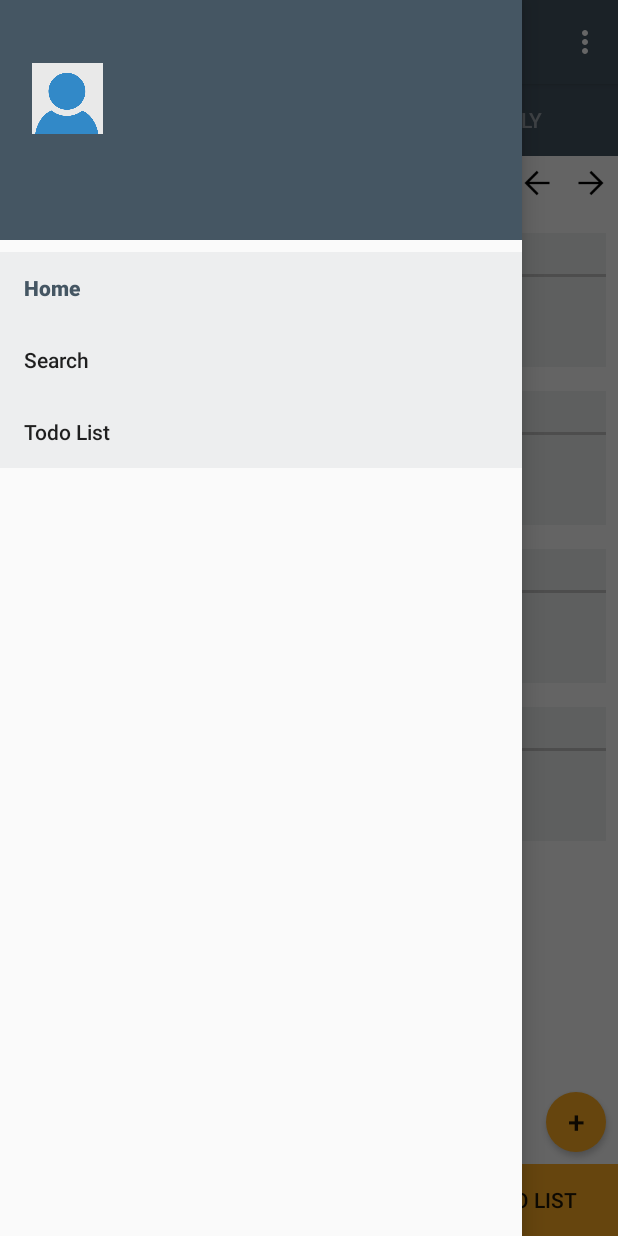
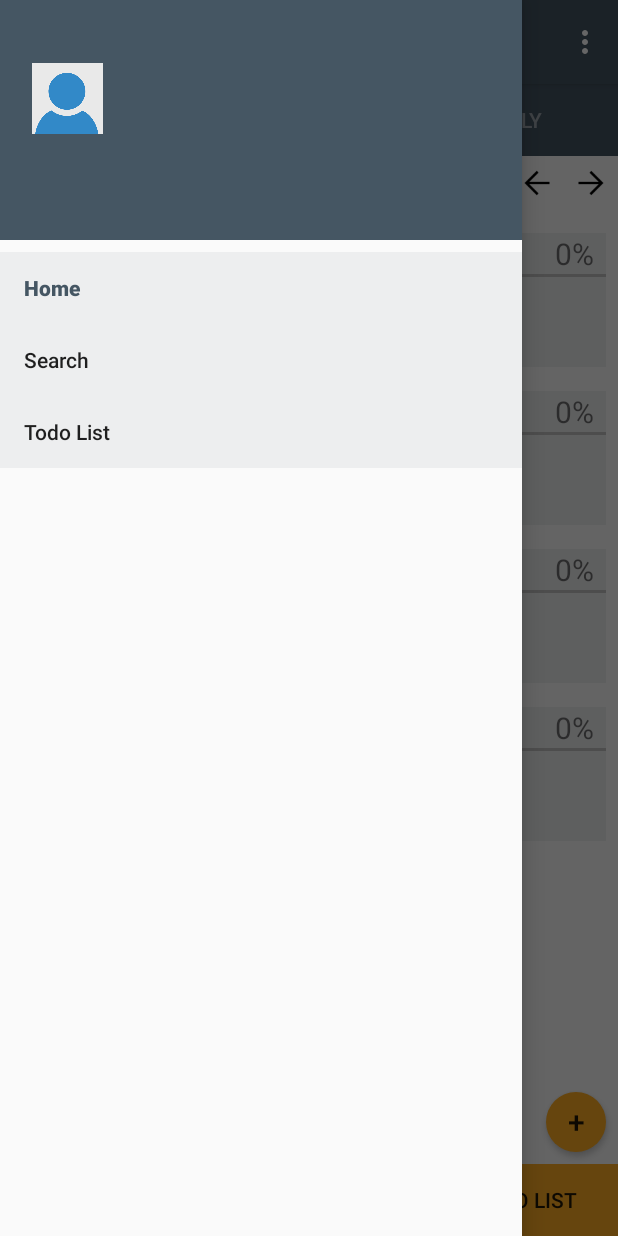
Before and after one commit to mtrsen/CareerPass, an Android app: the MonthFragment screen opened directly, with no data from a screen before it, with the side drawer open, on a phone screen of 412 x 824 dp. Run offline under Robolectric (Android 15) with nearby library versions, the phone set to English and light mode, and no system bars; our stand-ins replace Firebase (no records; nobody signed in at launch, a user with empty details on screens opened directly).

Commit message:
week month ratio

```diff
--- a/app/src/main/java/com/rainbowsix/careerpass/MonthFragment.java
+++ b/app/src/main/java/com/rainbowsix/careerpass/MonthFragment.java
@@ -131,7 +131,6 @@ public class MonthFragment extends Fragment {
             @Override
             public void onClick(View view) {
                 Toast.makeText(getActivity(), "Added Successfully!", Toast.LENGTH_LONG).show();
-
                 for(int i = 0; i < data_interview.size(); i++){
                     if(Boolean.valueOf(data_interview.get(i).getAdded()) == true){
                         toDoListBlock todo = new toDoListBlock("interview",date,data_interview.get(i).getTag(),"false");
@@ -247,12 +246,9 @@ public class MonthFragment extends Fragment {
                     if(dataSnapshot.child("post").hasChild(date)){
                         if(dataSnapshot.child("post").child(date).hasChild("resume")){
                             DataSnapshot snap = dataSnapshot.child("post").child(date).child("resume").child("tag");
-                            DataSnapshot ratio_resume = dataSnapshot.child("post").child(date).child("resume").child("ratio");
-                            TextView myTextView= (TextView) rootView1.findViewById(R.id.resume_percent);
-                            myTextView.setText(ratio_resume.getValue().toString() + "%");
+
                             for(DataSnapshot post : snap.getChildren()){
                                 PostCategory postCategory = post.getValue(PostCategory.class);
-                                //data_resume.add(new TagSingle(postCategory.getTag(), postCategory.getCount(), Boolean.valueOf(postCategory.getAdd())));
                                 int value = resumeMap.containsKey(postCategory.getTag()) ? resumeMap.get(postCategory.getTag()): 0;
                                 resumeMap.put(postCategory.getTag(),  value+postCategory.getCount());
                             }
@@ -260,55 +256,66 @@ public class MonthFragment extends Fragment {
                         if(dataSnapshot.child("post").child(date).hasChild("interview")){
 
                             DataSnapshot snap1 = dataSnapshot.child("post").child(date).child("interview").child("tag");
-                            DataSnapshot ratio_interview = dataSnapshot.child("post").child(date).child("interview").child("ratio");
-                            TextView myTextView1= (TextView) rootView1.findViewById(R.id.interview_percent);
-                            myTextView1.setText(ratio_interview.getValue().toString() + "%");
                             for(DataSnapshot post : snap1.getChildren()){
                                 PostCategory postCategory = post.getValue(PostCategory.class);
-                                //data_interview.add(new TagSingle(postCategory.getTag(), postCategory.getCount(), Boolean.valueOf(postCategory.getAdd())));
                                 int value = interMap.containsKey(postCategory.getTag()) ? interMap.get(postCategory.getTag()): 0;
                                 interMap.put(postCategory.getTag(),  value+postCategory.getCount());
                             }
                         }
                         if(dataSnapshot.child("post").child(date).hasChild("job search")){
                             DataSnapshot snap2 = dataSnapshot.child("post").child(date).child("job search").child("tag");
-                            DataSnapshot ratio_xxx = dataSnapshot.child("post").child(date).child("job search").child("ratio");
-                            TextView myTextView2= (TextView) rootView1.findViewById(R.id.xxx_percent);
-                            myTextView2.setText(ratio_xxx.getValue().toString() + "%");
                             for(DataSnapshot post : snap2.getChildren()){
                                 PostCategory postCategory = post.getValue(PostCategory.class);
-                                //data_xxx.add(new TagSingle(postCategory.getTag(), postCategory.getCount(), Boolean.valueOf(postCategory.getAdd())));
                                 int value = xxxMap.containsKey(postCategory.getTag()) ? xxxMap.get(postCategory.getTag()): 0;
                                 xxxMap.put(postCategory.getTag(),  value+postCategory.getCount());
                             }
                         }
                         if(dataSnapshot.child("post").child(date).hasChild("others")){
                             DataSnapshot snap3 = dataSnapshot.child("post").child(date).child("others").child("tag");
-                            DataSnapshot ratio_other = dataSnapshot.child("post").child(date).child("others").child("ratio");
-                            TextView myTextView3= (TextView) rootView1.findViewById(R.id.others_percent);
-                            myTextView3.setText(ratio_other.getValue().toString() + "%");
                             for(DataSnapshot post : snap3.getChildren()){
                                 PostCategory postCategory = post.getValue(PostCategory.class);
-                                //data_others.add(new TagSingle(postCategory.getTag(), postCategory.getCount(), Boolean.valueOf(postCategory.getAdd())));
                                 int value = otherMap.containsKey(postCategory.getTag()) ? otherMap.get(postCategory.getTag()): 0;
                                 otherMap.put(postCategory.getTag(),  value+postCategory.getCount());
                             }
                         }
                     }
                 }
+                int totalInterview = 0, totalJob = 0, totalResume = 0, totalOther = 0 ;
                 for(String key : interMap.keySet()){
                     data_interview.add(new TagSingle(key, interMap.get(key), false));
+                    totalInterview += interMap.get(key);
                 }
                 for(String key : resumeMap.keySet()){
                     data_resume.add(new TagSingle(key, resumeMap.get(key), false));
+                    totalResume += resumeMap.get(key);
                 }
                 for(String key : otherMap.keySet()){
                     data_others.add(new TagSingle(key, otherMap.get(key), false));
+                    totalOther += otherMap.get(key);
                 }
                 for(String key : xxxMap.keySet()){
                     data_xxx.add(new TagSingle(key, xxxMap.get(key), false));
+                    totalJob += xxxMap.get(key);
                 }
+                int total = totalJob + totalInterview + totalResume + totalOther;
+                double interRatio = total == 0 ? 0.0 : (double)totalInterview/total * 100;
+                double resumeRatio = total == 0 ? 0.0 : (double)totalResume/total * 100;
+                double otherRatio = total == 0 ? 0.0 : (double)totalOther/total * 100;
+                double jobRatio = total == 0 ? 0.0 : (double)totalJob/total * 100;
 
+                int ratio_i = (int) interRatio;
+                int ratio_r = (int) resumeRatio;
+                int ratio_o = (int) otherRatio;
+                int ratio_j = (int) jobRatio;
+
+                TextView myTextView1= (TextView) rootView1.findViewById(R.id.interview_percent);
+                myTextView1.setText(Integer.toString(ratio_i) + "%");
+                TextView myTextView= (TextView) rootView1.findViewById(R.id.resume_percent);
+                myTextView.setText(Integer.toString(ratio_r) + "%");
+                TextView myTextView2= (TextView) rootView1.findViewById(R.id.xxx_percent);
+                myTextView2.setText(Integer.toString(ratio_j) + "%");
+                TextView myTextView3= (TextView) rootView1.findViewById(R.id.others_percent);
+                myTextView3.setText(Integer.toString(ratio_o) + "%");
 
                 listAdapter_resume.notifyDataSetChanged();
                 listAdapter_others.notifyDataSetChanged();
--- a/app/src/main/java/com/rainbowsix/careerpass/WeekFragment.java
+++ b/app/src/main/java/com/rainbowsix/careerpass/WeekFragment.java
@@ -290,6 +290,7 @@ public class WeekFragment extends Fragment {
         for(int i = lastDay; i > 0 && count < 7; i--){
             String str =dateStr(yearPre, monPre, i);
             dateList.add(str);
+            count++;
         }
         return dateList;
     }
@@ -328,12 +329,9 @@ public class WeekFragment extends Fragment {
                     if(dataSnapshot.child("post").hasChild(date)){
                         if(dataSnapshot.child("post").child(date).hasChild("resume")){
                             DataSnapshot snap = dataSnapshot.child("post").child(date).child("resume").child("tag");
-                            DataSnapshot ratio_resume = dataSnapshot.child("post").child(date).child("resume").child("ratio");
-                            TextView myTextView= (TextView) rootView1.findViewById(R.id.resume_percent);
-                            myTextView.setText(ratio_resume.getValue().toString() + "%");
+
                             for(DataSnapshot post : snap.getChildren()){
                                 PostCategory postCategory = post.getValue(PostCategory.class);
-                                //data_resume.add(new TagSingle(postCategory.getTag(), postCategory.getCount(), Boolean.valueOf(postCategory.getAdd())));
                                 int value = resumeMap.containsKey(postCategory.getTag()) ? resumeMap.get(postCategory.getTag()): 0;
                                 resumeMap.put(postCategory.getTag(),  value+postCategory.getCount());
                             }
@@ -341,54 +339,66 @@ public class WeekFragment extends Fragment {
                         if(dataSnapshot.child("post").child(date).hasChild("interview")){
 
                             DataSnapshot snap1 = dataSnapshot.child("post").child(date).child("interview").child("tag");
-                            DataSnapshot ratio_interview = dataSnapshot.child("post").child(date).child("interview").child("ratio");
-                            TextView myTextView1= (TextView) rootView1.findViewById(R.id.interview_percent);
-                            myTextView1.setText(ratio_interview.getValue().toString() + "%");
                             for(DataSnapshot post : snap1.getChildren()){
                                 PostCategory postCategory = post.getValue(PostCategory.class);
-                                //data_interview.add(new TagSingle(postCategory.getTag(), postCategory.getCount(), Boolean.valueOf(postCategory.getAdd())));
                                 int value = interMap.containsKey(postCategory.getTag()) ? interMap.get(postCategory.getTag()): 0;
                                 interMap.put(postCategory.getTag(),  value+postCategory.getCount());
                             }
                         }
                         if(dataSnapshot.child("post").child(date).hasChild("job search")){
                             DataSnapshot snap2 = dataSnapshot.child("post").child(date).child("job search").child("tag");
-                            DataSnapshot ratio_xxx = dataSnapshot.child("post").child(date).child("job search").child("ratio");
-                            TextView myTextView2= (TextView) rootView1.findViewById(R.id.xxx_percent);
-                            myTextView2.setText(ratio_xxx.getValue().toString() + "%");
                             for(DataSnapshot post : snap2.getChildren()){
                                 PostCategory postCategory = post.getValue(PostCategory.class);
-                                //data_xxx.add(new TagSingle(postCategory.getTag(), postCategory.getCount(), Boolean.valueOf(postCategory.getAdd())));
                                 int value = xxxMap.containsKey(postCategory.getTag()) ? xxxMap.get(postCategory.getTag()): 0;
                                 xxxMap.put(postCategory.getTag(),  value+postCategory.getCount());
                             }
                         }
                         if(dataSnapshot.child("post").child(date).hasChild("others")){
                             DataSnapshot snap3 = dataSnapshot.child("post").child(date).child("others").child("tag");
-                            DataSnapshot ratio_other = dataSnapshot.child("post").child(date).child("others").child("ratio");
-                            TextView myTextView3= (TextView) rootView1.findViewById(R.id.others_percent);
-                            myTextView3.setText(ratio_other.getValue().toString() + "%");
                             for(DataSnapshot post : snap3.getChildren()){
                                 PostCategory postCategory = post.getValue(PostCategory.class);
-                                //data_others.add(new TagSingle(postCategory.getTag(), postCategory.getCount(), Boolean.valueOf(postCategory.getAdd())));
                                 int value = otherMap.containsKey(postCategory.getTag()) ? otherMap.get(postCategory.getTag()): 0;
                                 otherMap.put(postCategory.getTag(),  value+postCategory.getCount());
                             }
                         }
                     }
                 }
+                int totalInterview = 0, totalJob = 0, totalResume = 0, totalOther = 0 ;
                 for(String key : interMap.keySet()){
                     data_interview.add(new TagSingle(key, interMap.get(key), false));
+                    totalInterview += interMap.get(key);
                 }
                 for(String key : resumeMap.keySet()){
                     data_resume.add(new TagSingle(key, resumeMap.get(key), false));
+                    totalResume += resumeMap.get(key);
                 }
                 for(String key : otherMap.keySet()){
                     data_others.add(new TagSingle(key, otherMap.get(key), false));
+                    totalOther += otherMap.get(key);
                 }
                 for(String key : xxxMap.keySet()){
                     data_xxx.add(new TagSingle(key, xxxMap.get(key), false));
+                    totalJob += xxxMap.get(key);
                 }
+                int total = totalJob + totalInterview + totalResume + totalOther;
+                double interRatio = total == 0 ? 0.0 : (double)totalInterview/total * 100;
+                double resumeRatio = total == 0 ? 0.0 : (double)totalResume/total * 100;
+                double otherRatio = total == 0 ? 0.0 : (double)totalOther/total * 100;
+                double jobRatio = total == 0 ? 0.0 : (double)totalJob/total * 100;
+
+                int ratio_i = (int) interRatio;
+                int ratio_r = (int) resumeRatio;
+                int ratio_o = (int) otherRatio;
+                int ratio_j = (int) jobRatio;
+
+                TextView myTextView1= (TextView) rootView1.findViewById(R.id.interview_percent);
+                myTextView1.setText(Integer.toString(ratio_i) + "%");
+                TextView myTextView= (TextView) rootView1.findViewById(R.id.resume_percent);
+                myTextView.setText(Integer.toString(ratio_r) + "%");
+                TextView myTextView2= (TextView) rootView1.findViewById(R.id.xxx_percent);
+                myTextView2.setText(Integer.toString(ratio_j) + "%");
+                TextView myTextView3= (TextView) rootView1.findViewById(R.id.others_percent);
+                myTextView3.setText(Integer.toString(ratio_o) + "%");
 
                 listAdapter_resume.notifyDataSetChanged();
                 listAdapter_others.notifyDataSetChanged();
```
Also changed, not shown: app/src/main/java/com/rainbowsix/careerpass/PostActivity.java (+7 -2 lines).
